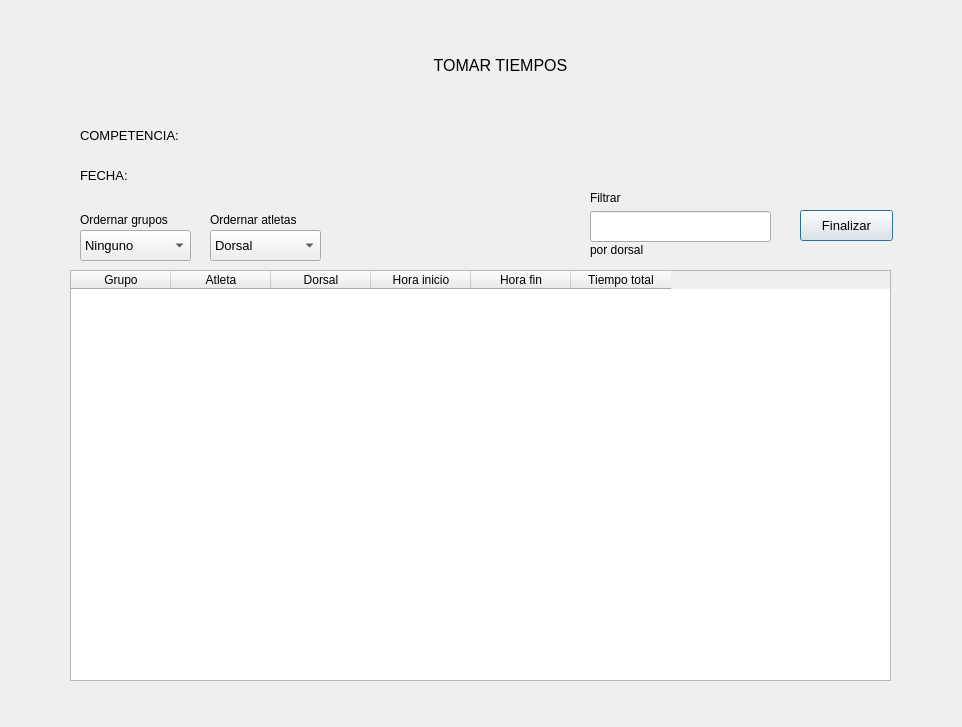
This is qt/takeTimeView.ui in germang2/CrossfitTimer as Qt 5 draws it before an edit. The edited form follows.
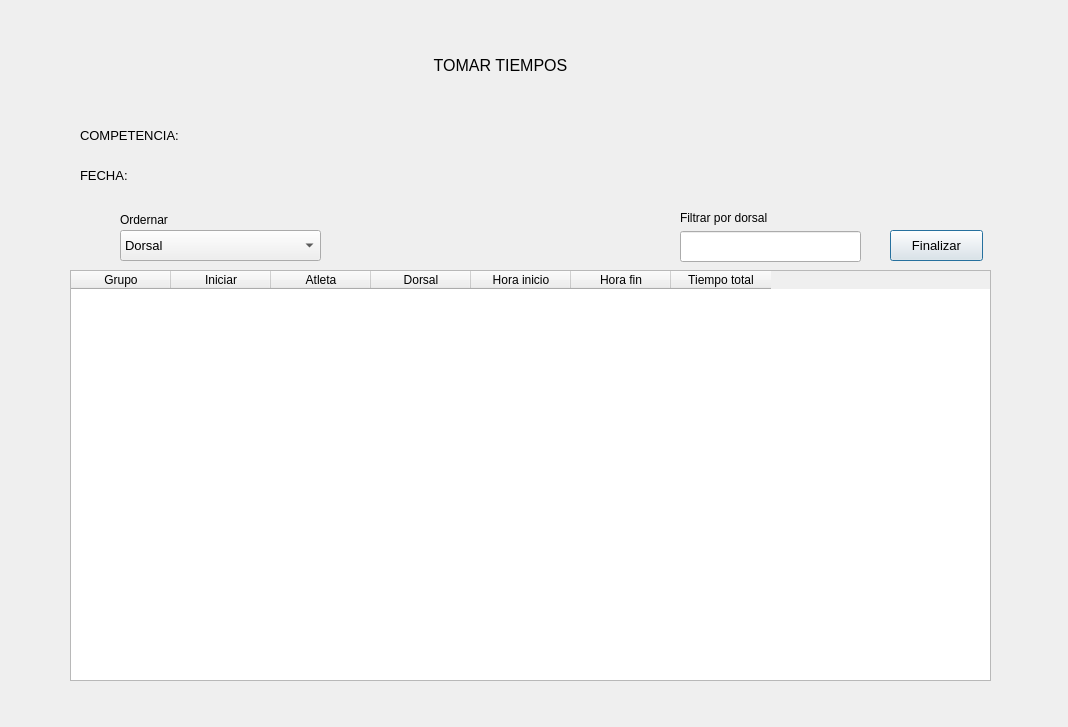
This is the edited form.

Commit message: Show the millisencods when getting the times, remove reward field, allow filter and take time for multiples athletes spliting with comma, and other fixings

```diff
--- a/qt/takeTimeView.ui
+++ b/qt/takeTimeView.ui
@@ -6,7 +6,7 @@
    <rect>
     <x>0</x>
     <y>0</y>
-    <width>962</width>
+    <width>1068</width>
     <height>727</height>
    </rect>
   </property>
@@ -111,7 +111,7 @@
     <rect>
      <x>70</x>
      <y>270</y>
-     <width>821</width>
+     <width>921</width>
      <height>411</height>
     </rect>
    </property>
@@ -123,6 +123,11 @@
      <set>AlignCenter</set>
     </property>
    </column>
+   <column>
+    <property name="text">
+     <string>Iniciar</string>
+    </property>
+   </column>
    <column>
     <property name="text">
      <string>Atleta</string>
@@ -164,9 +169,9 @@
   <widget class="QComboBox" name="comboBox">
    <property name="geometry">
     <rect>
-     <x>210</x>
+     <x>120</x>
      <y>230</y>
-     <width>111</width>
+     <width>201</width>
      <height>31</height>
     </rect>
    </property>
@@ -200,25 +205,22 @@
      <string>Tiempo total</string>
     </property>
    </item>
-  </widget>
-  <widget class="QLabel" name="label_4">
-   <property name="geometry">
-    <rect>
-     <x>80</x>
-     <y>210</y>
-     <width>111</width>
-     <height>20</height>
-    </rect>
-   </property>
-   <property name="text">
-    <string>Ordernar grupos</string>
-   </property>
+   <item>
+    <property name="text">
+     <string>Grupo ascendente</string>
+    </property>
+   </item>
+   <item>
+    <property name="text">
+     <string>Grupo descendente</string>
+    </property>
+   </item>
   </widget>
   <widget class="QLineEdit" name="ed_filter">
    <property name="geometry">
     <rect>
-     <x>590</x>
-     <y>211</y>
+     <x>680</x>
+     <y>231</y>
      <width>181</width>
      <height>31</height>
     </rect>
@@ -227,34 +229,21 @@
   <widget class="QLabel" name="label_5">
    <property name="geometry">
     <rect>
-     <x>590</x>
-     <y>190</y>
+     <x>680</x>
+     <y>210</y>
      <width>181</width>
      <height>16</height>
     </rect>
    </property>
    <property name="text">
-    <string>Filtrar</string>
-   </property>
-  </widget>
-  <widget class="QLabel" name="label_6">
-   <property name="geometry">
-    <rect>
-     <x>590</x>
-     <y>240</y>
-     <width>181</width>
-     <height>20</height>
-    </rect>
-   </property>
-   <property name="text">
-    <string>por dorsal</string>
+    <string>Filtrar por dorsal</string>
    </property>
   </widget>
   <widget class="QPushButton" name="btn_update_final_time">
    <property name="geometry">
     <rect>
-     <x>800</x>
-     <y>210</y>
+     <x>890</x>
+     <y>230</y>
      <width>93</width>
      <height>31</height>
     </rect>
@@ -268,47 +257,17 @@
     <string>Finalizar</string>
    </property>
   </widget>
-  <widget class="QComboBox" name="comboBox_2">
-   <property name="geometry">
-    <rect>
-     <x>80</x>
-     <y>230</y>
-     <width>111</width>
-     <height>31</height>
-    </rect>
-   </property>
-   <property name="font">
-    <font>
-     <pointsize>10</pointsize>
-    </font>
-   </property>
-   <item>
-    <property name="text">
-     <string>Ninguno</string>
-    </property>
-   </item>
-   <item>
-    <property name="text">
-     <string>Ascendente</string>
-    </property>
-   </item>
-   <item>
-    <property name="text">
-     <string>Descendente</string>
-    </property>
-   </item>
-  </widget>
   <widget class="QLabel" name="label_7">
    <property name="geometry">
     <rect>
-     <x>210</x>
+     <x>120</x>
      <y>210</y>
      <width>111</width>
      <height>20</height>
     </rect>
    </property>
    <property name="text">
-    <string>Ordernar atletas</string>
+    <string>Ordernar</string>
    </property>
   </widget>
  </widget>
```
Left out of the diff: 2 changed lines with no effect on the pictures. The commit also changes 13 other files.
